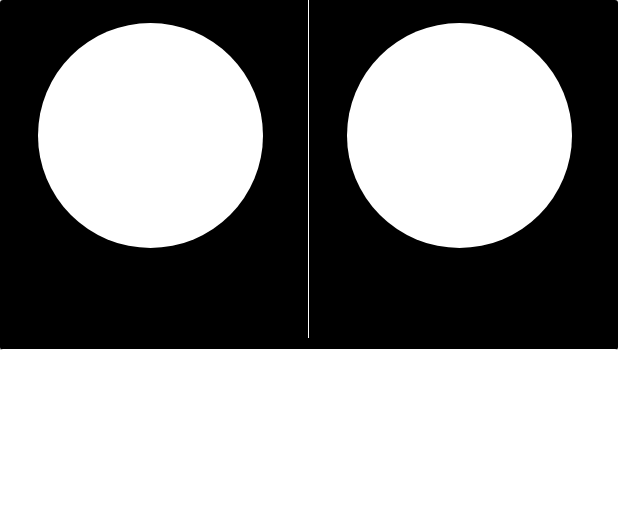
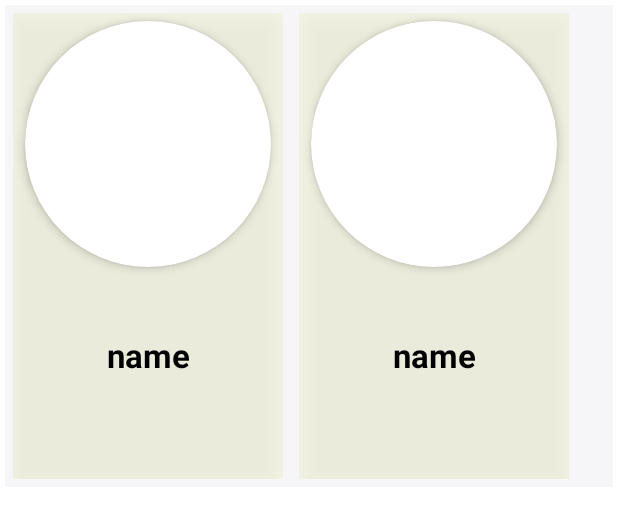
Before and after one commit to SlaydeSequeira/CollegeSocialMediaApp, an Android app: the layout sell_stuff.xml on its own in the app's theme, with its tools: preview values and no code run, on a phone screen of 412 x 824 dp. Shown: the top 518 px of the screen. Run offline under Robolectric (Android 15) with nearby library versions, the phone set to English and light mode, and no system bars.

Commit message:
version 9

```diff
--- a/app/src/main/java/com/example/database/adapters/MarketAdapter.java
+++ b/app/src/main/java/com/example/database/adapters/MarketAdapter.java
@@ -14,33 +14,40 @@ import androidx.recyclerview.widget.RecyclerView;
 import com.bumptech.glide.Glide;
 import com.example.database.R;
 
-public class MarketAdapter extends RecyclerView.Adapter<MarketAdapter.ViewHolder>{
+public class MarketAdapter extends RecyclerView.Adapter<MarketAdapter.ViewHolder> {
     private final Context context;
     private final String[] title;
     private final int count;
     private final String[] cost;
     private final String[] image;
-    private String[] image2 = new String[100];
-    private String[] image1 = new String[100];
-    private String[] cost2 = new String[100];
-    private String[] cost1 = new String[100];
-    private String[] title2 = new String[100];
-    private String[] title1 = new String[100];
+    private final String[] image2;
+    private final String[] image1;
+    private final String[] cost2;
+    private final String[] cost1;
+    private final String[] title2;
+    private final String[] title1;
 
     public MarketAdapter(Context context, String[] title, String[] cost, int count, String[] image) {
         this.image = image;
         this.cost = cost;
-        this.context= context;
-        for(int i=0;i<count;i++) {
-            if(i%2==0) {
-                title1[(i) / 2] = title[i];
-                cost1[(i) / 2] = cost[i];
-                image1[i/2]=image[i];
+        this.context = context;
+        int numItems = (count + 1) / 2;
+        title1 = new String[numItems];
+        cost1 = new String[numItems];
+        image1 = new String[numItems];
+        title2 = new String[numItems];
+        cost2 = new String[numItems];
+        image2 = new String[numItems];
+        for(int i = 0; i < count; i++) {
+            if(i % 2 == 0) {
+                title1[i / 2] = title[i];
+                cost1[i / 2] = cost[i];
+                image1[i / 2] = image[i];
             }
             else {
-                title2[(i) / 2] = title[i];
-                cost2[(i)/2] = cost[i];
-                image2[i/2]=image[i];
+                title2[i / 2] = title[i];
+                cost2[i / 2] = cost[i];
+                image2[i / 2] = image[i];
             }
         }
         this.title = title;
@@ -50,10 +57,9 @@ public class MarketAdapter extends RecyclerView.Adapter<MarketAdapter.ViewHolder
     @NonNull
     @Override
     public ViewHolder onCreateViewHolder(@NonNull ViewGroup parent, int viewType) {
-        LayoutInflater layoutInflater=LayoutInflater.from(parent.getContext());
-        View view = layoutInflater.inflate(R.layout.sell_stuff,parent,false);
-        ViewHolder viewHolder = new ViewHolder(view);
-        return viewHolder;
+        LayoutInflater layoutInflater = LayoutInflater.from(parent.getContext());
+        View view = layoutInflater.inflate(R.layout.sell_stuff, parent, false);
+        return new ViewHolder(view);
     }
 
     @Override
@@ -66,31 +72,39 @@ public class MarketAdapter extends RecyclerView.Adapter<MarketAdapter.ViewHolder
         Glide.with(context)
                 .load(image2[position])
                 .into(holder.imageView2);
-            holder.textView3.setText("Rs " + cost1[position]);
+
+        // Set the cost text for left item
+        holder.textView3.setText("Rs " + cost1[position]);
+
+        // Set the cost text for right item, or make it blank if it is null
+        if (cost2[position] != null) {
             holder.textView4.setText("Rs " + cost2[position]);
+        } else {
+            holder.textView4.setText("");
+        }
     }
 
     @Override
     public int getItemCount() {
-        return (count+1)/2;
+        return (count + 1) / 2;
     }
 
-
-    public class ViewHolder extends RecyclerView.ViewHolder {
+    public static class ViewHolder extends RecyclerView.ViewHolder {
         TextView textView1;
         TextView textView2;
         TextView textView3;
         TextView textView4;
         ImageView imageView1;
         ImageView imageView2;
+
         public ViewHolder(@NonNull View itemView) {
             super(itemView);
-            textView1=itemView.findViewById(R.id.text1);
-            textView2=itemView.findViewById(R.id.text2);
-            textView3=itemView.findViewById(R.id.cost1);
-            textView4=itemView.findViewById(R.id.cost2);
-            imageView1=itemView.findViewById(R.id.image1);
-            imageView2=itemView.findViewById(R.id.image2);
+            textView1 = itemView.findViewById(R.id.text1);
+            textView2 = itemView.findViewById(R.id.text2);
+            textView3 = itemView.findViewById(R.id.cost1);
+            textView4 = itemView.findViewById(R.id.cost2);
+            imageView1 = itemView.findViewById(R.id.image1);
+            imageView2 = itemView.findViewById(R.id.image2);
         }
     }
 }
--- a/app/src/main/java/com/example/database/additem.java
+++ b/app/src/main/java/com/example/database/additem.java
@@ -102,7 +102,6 @@ public class additem extends AppCompatActivity {
         });
     }
     private void uploadImage(int count) {
-
         progressDialog = new ProgressDialog(this);
         progressDialog.setTitle("Uploading File....");
         progressDialog.show();
@@ -111,7 +110,6 @@ public class additem extends AppCompatActivity {
         String fileName = formatter.format(now);
         storageReference = FirebaseStorage.getInstance().getReference("images/"+fileName+".jpg");
         try {
-
             storageReference.putFile(imageUri)
                     .addOnSuccessListener(new OnSuccessListener<UploadTask.TaskSnapshot>() {
                         @Override
@@ -131,13 +129,11 @@ public class additem extends AppCompatActivity {
                                     hashMap4.put(c , a);
                                     myRef4.updateChildren(hashMap4);
 
-                                    //I have no idea what it is but apparently app uploads has it
-                                    // acc to me it just crashes the app
-                                    // Note to self (slayde) see if it necessary
-                                    // progressDialog.dismiss();
+                                    // Dismiss the progress dialog
+                                    progressDialog.dismiss();
 
-
-
+                                    // Clear the imageUri variable
+                                    imageUri = null;
                                 }
                             }).addOnFailureListener(new OnFailureListener() {
                                 @Override
@@ -145,7 +141,6 @@ public class additem extends AppCompatActivity {
                                     Toast.makeText(additem.this, "Failed", Toast.LENGTH_SHORT).show();
                                 }
                             });
-
                         }
                     }).addOnFailureListener(new OnFailureListener() {
                         @Override
@@ -155,10 +150,10 @@ public class additem extends AppCompatActivity {
                             Toast.makeText(additem.this, "Failed to Upload", Toast.LENGTH_SHORT).show();
                         }
                     });
-        }catch (Exception e){
-
+        } catch (Exception e) {
         }
     }
+
 
 
     private void selectImage() {
--- a/app/src/main/res/layout/not.xml
+++ b/app/src/main/res/layout/not.xml
@@ -20,7 +20,7 @@ xmlns:app="http://schemas.android.com/apk/res-auto">
             android:layout_margin="20dp"
             android:textColor="@color/black"
             android:textSize="40dp"
-            android:text="Hello hudcblendc;kemqo;doocmdocqkockodkock;emc;k"
+            android:text="Hello "
             android:textStyle="bold"
             android:id="@+id/text1"
             />
--- a/app/src/main/res/layout/sell_stuff.xml
+++ b/app/src/main/res/layout/sell_stuff.xml
@@ -1,98 +1,173 @@
 <?xml version="1.0" encoding="utf-8"?>
 <RelativeLayout xmlns:android="http://schemas.android.com/apk/res/android"
+    xmlns:app="http://schemas.android.com/apk/res-auto"
+    xmlns:tools="http://schemas.android.com/tools"
     android:layout_width="match_parent"
-    android:layout_height="wrap_content">
-    <androidx.cardview.widget.CardView
-        android:layout_width="match_parent"
-        android:layout_height="wrap_content"
-    >
+    android:layout_height="321dp"
+    android:layout_margin="3dp"
+    android:id="@+id/sell"
+    android:background="#F6F6F9">
+    <androidx.constraintlayout.widget.ConstraintLayout
+        android:layout_width="180dp"
+        android:layout_height="321dp"
+        android:layout_margin="5dp"
+        tools:ignore="MissingConstraints"
+        android:id="@+id/left">
 
-        <RelativeLayout
+        <View
             android:layout_width="match_parent"
-            android:layout_height="wrap_content"
-            android:id="@+id/sell"
-            android:background="@color/black"
-            >
-            <RelativeLayout
-                android:layout_width="match_parent"
-                android:layout_height="0.5dp"
-                android:background="@color/white"
-                android:layout_below="@+id/cost1"
-                />
+            android:layout_height="270dp"
+            android:layout_margin="10dp"
+            android:elevation="4dp"
+            app:layout_constraintBottom_toBottomOf="parent"
+            app:layout_constraintEnd_toEndOf="parent"
+            app:layout_constraintStart_toStartOf="parent" />
 
-            <RelativeLayout
-                android:layout_width="0.5dp"
-                android:layout_height="225dp"
-                android:id="@+id/vertical_only"
-                android:layout_centerHorizontal="true"
-                android:background="@color/white" />
+        <androidx.constraintlayout.widget.ConstraintLayout
+            android:id="@+id/constraintLayout1"
+            android:layout_width="match_parent"
+            android:layout_height="match_parent"
+            android:elevation="10dp"
+            android:background="#9CF8F8DE"
+            android:gravity="center_horizontal"
+            app:layout_constraintBottom_toBottomOf="parent"
+            app:layout_constraintEnd_toEndOf="parent"
+            app:layout_constraintStart_toStartOf="parent">
 
 
-            <ImageView
-                android:id="@+id/image1"
-                android:layout_width="150dp"
-                android:layout_height="150dp"
-                android:layout_alignParentStart="true"
-                android:layout_marginStart="25dp"
-                android:layout_marginTop="15dp"
-                android:layout_marginBottom="5dp"
-                android:background="@drawable/circular_background" />
+            <androidx.cardview.widget.CardView
+                android:id="@+id/cardView3"
+                android:layout_width="164dp"
+                android:layout_height="164dp"
+                android:layout_margin="5dp"
+                app:cardCornerRadius="82dp"
+                app:cardElevation="4dp"
+                android:outlineAmbientShadowColor="@color/black"
+                app:layout_constraintEnd_toEndOf="parent"
+                app:layout_constraintStart_toStartOf="parent"
+                app:layout_constraintTop_toTopOf="parent">
+
+                <ImageView
+                    android:id="@+id/image1"
+                    android:layout_width="match_parent"
+                    android:layout_height="match_parent"
+                    android:contentDescription="@string/app_name"
+                    android:scaleType="centerCrop"
+                    app:layout_constraintEnd_toEndOf="parent"
+                    app:layout_constraintStart_toStartOf="parent"
+                    app:layout_constraintTop_toTopOf="parent" />
+
+            </androidx.cardview.widget.CardView>
+
+
 
             <TextView
                 android:id="@+id/text1"
                 android:layout_width="wrap_content"
                 android:layout_height="wrap_content"
-                android:layout_below="@+id/image1"
-                android:layout_marginStart="25dp"
-                android:textColor="@color/white"
-                android:textSize="25sp"
-                android:textStyle="bold" />
+                android:layout_marginBottom="24dp"
+                android:ellipsize="end"
+                android:maxLines="2"
+                android:text="name"
+                android:textStyle="bold"
+                android:textColor="@android:color/black"
+                android:textSize="22sp"
+                app:layout_constraintBottom_toTopOf="@+id/cost1"
+                app:layout_constraintEnd_toEndOf="parent"
+                app:layout_constraintStart_toStartOf="parent" />
 
             <TextView
                 android:id="@+id/cost1"
                 android:layout_width="wrap_content"
                 android:layout_height="wrap_content"
-                android:layout_below="@+id/text1"
-                android:layout_marginStart="25dp"
-                android:textColor="@color/white"
-                android:textSize="20sp"
+                android:layout_marginBottom="20dp"
+                android:textColor="@color/black"
+                android:textSize="17sp"
+                app:layout_constraintBottom_toBottomOf="parent"
+                app:layout_constraintEnd_toEndOf="parent"
+                app:layout_constraintStart_toStartOf="parent" />
+        </androidx.constraintlayout.widget.ConstraintLayout>
+    </androidx.constraintlayout.widget.ConstraintLayout>
+    <androidx.constraintlayout.widget.ConstraintLayout
+        android:layout_width="180dp"
+        android:layout_height="321dp"
+        android:layout_margin="5dp"
+        android:id="@+id/right"
+        android:layout_toRightOf="@+id/left"
+        >
 
-                />
 
-            <ImageView
-                android:id="@+id/image2"
-                android:layout_width="150dp"
-                android:layout_height="150dp"
-                android:layout_toRightOf="@+id/vertical_only"
-                android:layout_marginLeft="25dp"
-                android:layout_marginTop="15dp"
-                android:layout_marginBottom="5dp"
-                android:background="@drawable/circular_background" />
+        <View
+            android:id="@+id/view"
+            android:layout_width="match_parent"
+            android:layout_height="270dp"
+            android:layout_margin="10dp"
+            android:elevation="4dp"
+            app:layout_constraintBottom_toBottomOf="parent"
+            app:layout_constraintEnd_toEndOf="parent"
+            app:layout_constraintStart_toStartOf="parent" />
+
+        <androidx.constraintlayout.widget.ConstraintLayout
+            android:id="@+id/constraintLayout"
+            android:layout_width="match_parent"
+            android:layout_height="match_parent"
+            android:background="#9CF8F8DE"
+            android:elevation="10dp"
+            app:layout_constraintBottom_toBottomOf="parent"
+            app:layout_constraintEnd_toEndOf="parent"
+            app:layout_constraintStart_toStartOf="parent"
+            app:layout_constraintTop_toTopOf="parent">
+
+
+            <androidx.cardview.widget.CardView
+                android:id="@+id/cardView2"
+                android:layout_width="164dp"
+                android:layout_height="164dp"
+                android:layout_margin="5dp"
+                app:cardCornerRadius="82dp"
+                app:cardElevation="4dp"
+                app:layout_constraintEnd_toEndOf="parent"
+                app:layout_constraintStart_toStartOf="parent"
+                app:layout_constraintTop_toTopOf="parent">
+
+                <ImageView
+                    android:id="@+id/image2"
+                    android:layout_width="match_parent"
+                    android:layout_height="match_parent"
+                    android:contentDescription="@string/app_name"
+                    android:scaleType="centerCrop"
+                    app:layout_constraintEnd_toEndOf="parent"
+                    app:layout_constraintStart_toStartOf="parent"
+                    app:layout_constraintTop_toTopOf="parent" />
+
+            </androidx.cardview.widget.CardView>
 
             <TextView
                 android:id="@+id/text2"
-                android:layout_toRightOf="@+id/vertical_only"
                 android:layout_width="wrap_content"
                 android:layout_height="wrap_content"
-                android:layout_below="@+id/image2"
-                android:layout_marginLeft="25dp"
-                android:textColor="@color/white"
-                android:textSize="25sp"
-                android:textStyle="bold" />
+                android:layout_marginBottom="24dp"
+                android:ellipsize="end"
+                android:maxLines="2"
+                android:text="name"
+                android:textColor="@android:color/black"
+                android:textSize="22sp"
+                android:textStyle="bold"
+                app:layout_constraintBottom_toTopOf="@+id/cost2"
+                app:layout_constraintEnd_toEndOf="parent"
+                app:layout_constraintStart_toStartOf="parent" />
 
             <TextView
                 android:id="@+id/cost2"
                 android:layout_width="wrap_content"
                 android:layout_height="wrap_content"
-                android:layout_below="@+id/text2"
-                android:layout_toRightOf="@+id/vertical_only"
-                android:layout_marginStart="25dp"
-                android:textColor="@color/white"
-                android:textSize="20sp"
- />
-
-        </RelativeLayout>
-
-</androidx.cardview.widget.CardView>
+                android:layout_marginBottom="20dp"
+                android:textColor="@color/black"
+                android:textSize="17sp"
+                app:layout_constraintBottom_toBottomOf="parent"
+                app:layout_constraintEnd_toEndOf="parent"
+                app:layout_constraintStart_toStartOf="parent" />
+        </androidx.constraintlayout.widget.ConstraintLayout>
+    </androidx.constraintlayout.widget.ConstraintLayout>
 
 </RelativeLayout>
```
